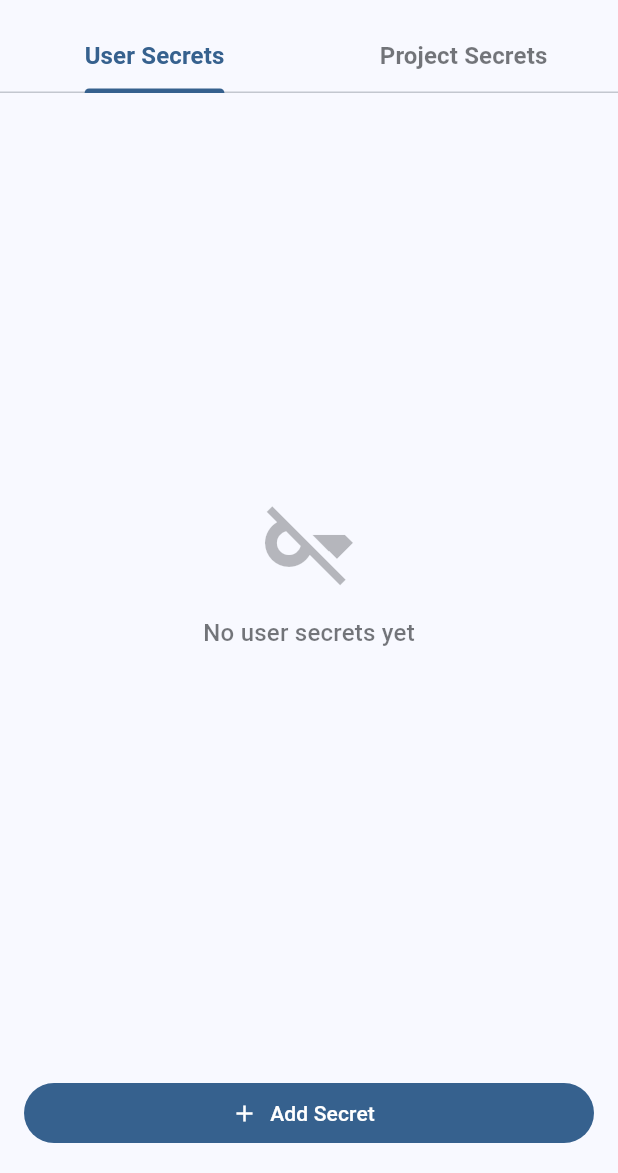
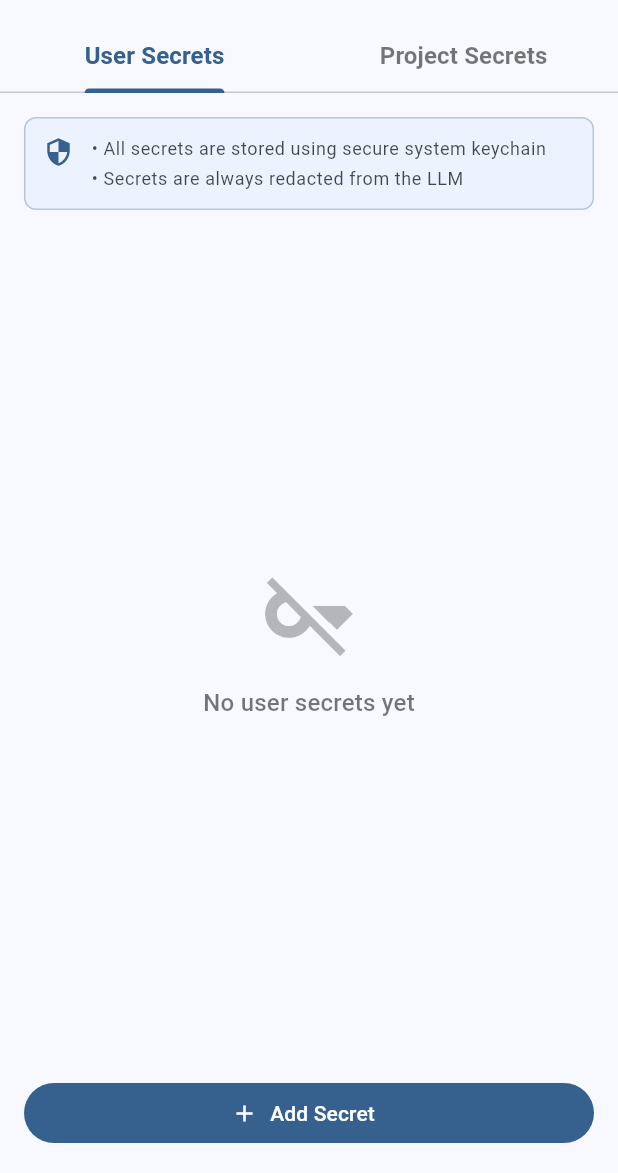
Before and after one commit to few-sh/fewshell, a Flutter app: the screen it shows after launch, in the side drawer, after a tap on "Secrets", on a phone screen of 412 x 824 dp, the part 63-1236 px from its top. Run offline on Flutter 3.47's test engine with Material 3 defaults, Android fonts, the phone set to English and light mode, and no system bars; our stand-ins replace camera, drift, flutter_markdown, flutter_riverpod, flutter_secure_storage, freezed_annotation and 3 more; missing offline and left inert: apple_vision_recognize_text, flutter_gen_ai_chat_ui, llm_dart; accounts and stored records are empty; generated files the repository leaves out were written again.

Commit message:
Add disclaimer in the secrets settings page

```diff
--- a/decamp-app/lib/pages/secrets_page.dart
+++ b/decamp-app/lib/pages/secrets_page.dart
@@ -93,6 +93,7 @@ class _SecretsPageState extends ConsumerState<SecretsPage>
 
         return Column(
           children: [
+            _buildSecurityInfoBanner(),
             Expanded(
               child: secrets.isEmpty
                   ? _buildEmptyState('No user secrets yet')
@@ -116,7 +117,7 @@ class _SecretsPageState extends ConsumerState<SecretsPage>
         return Column(
           children: [
             _buildProjectSelector(projects, currentProjectId),
-            const SizedBox(height: 16),
+            _buildSecurityInfoBanner(),
             Expanded(
               child: currentProjectId == null
                   ? _buildEmptyState('Please select a project')
@@ -381,6 +382,49 @@ class _SecretsPageState extends ConsumerState<SecretsPage>
     );
   }
 
+  Widget _buildSecurityInfoBanner() {
+    final theme = Theme.of(context);
+
+    return Container(
+      margin: const EdgeInsets.all(16),
+      padding: const EdgeInsets.all(12),
+      decoration: BoxDecoration(
+        color: theme.colorScheme.primaryContainer.withValues(alpha: 0.3),
+        borderRadius: BorderRadius.circular(8),
+        border: Border.all(
+          color: theme.colorScheme.primary.withValues(alpha: 0.3),
+        ),
+      ),
+      child: Row(
+        crossAxisAlignment: CrossAxisAlignment.start,
+        children: [
+          Icon(Icons.security, size: 20, color: theme.colorScheme.primary),
+          const SizedBox(width: 12),
+          Expanded(
+            child: Column(
+              crossAxisAlignment: CrossAxisAlignment.start,
+              children: [
+                Text(
+                  '• All secrets are stored using secure system keychain',
+                  style: theme.textTheme.bodySmall?.copyWith(
+                    color: theme.colorScheme.onSurface.withValues(alpha: 0.8),
+                  ),
+                ),
+                const SizedBox(height: 4),
+                Text(
+                  '• Secrets are always redacted from the LLM',
+                  style: theme.textTheme.bodySmall?.copyWith(
+                    color: theme.colorScheme.onSurface.withValues(alpha: 0.8),
+                  ),
+                ),
+              ],
+            ),
+          ),
+        ],
+      ),
+    );
+  }
+
   Widget _buildAddButton({required VoidCallback onPressed}) {
     return Container(
       width: double.infinity,
```
